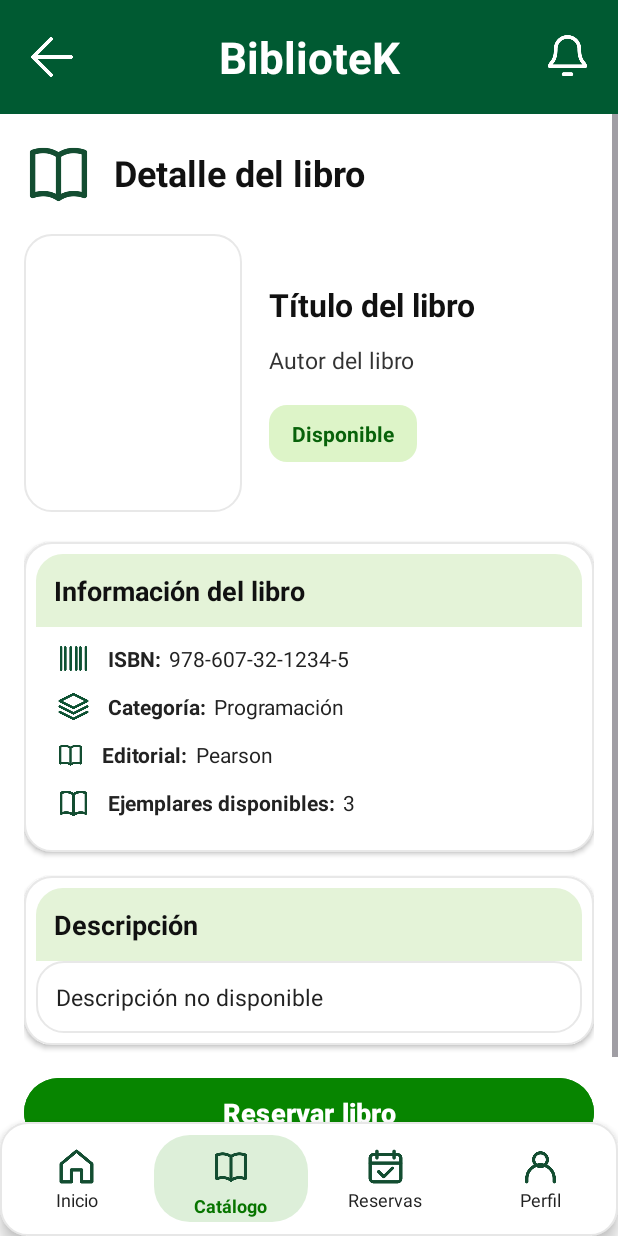
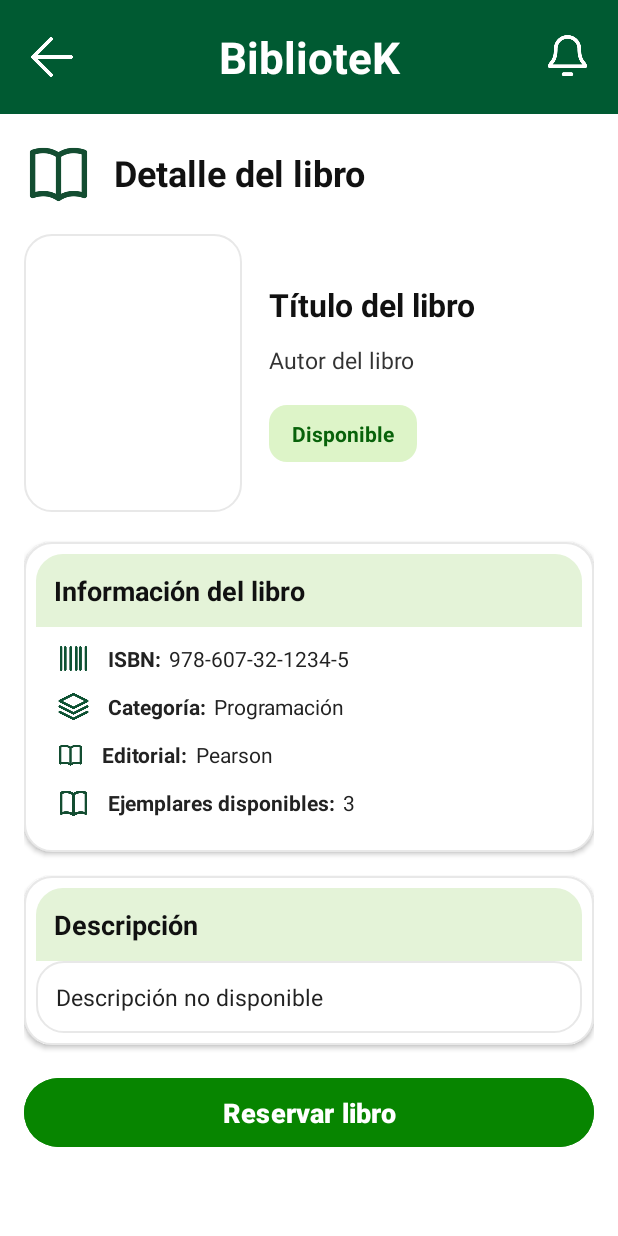
Before and after one commit to AdrianOrt-aot/SIGEBI, an Android app: the ActivityDetalleLibro screen opened directly, with no data from a screen before it, on a phone screen of 412 x 824 dp. Run offline under Robolectric (Android 15) with nearby library versions, the phone set to English and light mode, and no system bars.

Commit message:
correccion de errores en la consulta

```diff
--- a/app/src/main/java/com/example/sigebi/Modelo/dataDetalleLibro.kt
+++ b/app/src/main/java/com/example/sigebi/Modelo/dataDetalleLibro.kt
@@ -17,5 +17,6 @@ data class dataDetalleLibro(
     @SerialName("TotalEjemplares") val totalEjemplares: Int,
     @SerialName("Disponibles") val disponibles: Int,
     @SerialName("Ejemplares") val ejemplares: List<dataEjemplar> = emptyList(),
-    @SerialName("URL_Imagen") val urlImagen: String? = null
+    @SerialName("URL_Imagen") val urlImagen: String? = null,
+    @SerialName("Descripcion") val descripcion: String? = null
 )
--- a/app/src/main/java/com/example/sigebi/Vista/ActivityDetalleLibro.kt
+++ b/app/src/main/java/com/example/sigebi/Vista/ActivityDetalleLibro.kt
@@ -101,6 +101,7 @@ class ActivityDetalleLibro : AppCompatActivity() {
         txtCategoriaDetalle.text = libro.tipoLibro
         txtEditorial.text = libro.editorial
         txtEjemplares.text = libro.disponibles.toString()
+        txtDescripcionLibro.text = libro.descripcion.toString()
 
         if (libro.disponibles > 0) {
             txtEstadoDetalle.text = "Disponible"
--- a/app/src/main/res/layout/activity_detalle_libro.xml
+++ b/app/src/main/res/layout/activity_detalle_libro.xml
@@ -361,128 +361,6 @@
     </ScrollView>
 
     <!-- NAVEGACION INFERIOR -->
-    <LinearLayout
-        android:id="@+id/barraNavegacion"
-        android:layout_width="match_parent"
-        android:layout_height="76dp"
-        android:orientation="horizontal"
-        android:gravity="center"
-        android:background="@drawable/bg_dashboard_card"
-        android:elevation="6dp">
 
-        <!-- INICIO -->
-        <LinearLayout
-            android:id="@+id/navInicio"
-            android:layout_width="0dp"
-            android:layout_height="match_parent"
-            android:layout_weight="1"
-            android:gravity="center"
-            android:orientation="vertical"
-            android:clickable="true"
-            android:focusable="true">
-
-            <ImageView
-                android:layout_width="27dp"
-                android:layout_height="27dp"
-                android:src="@drawable/ic_inicio"
-                android:contentDescription="Inicio" />
-
-            <TextView
-                android:layout_width="wrap_content"
-                android:layout_height="wrap_content"
-                android:text="Inicio"
-                android:textColor="#222222"
-                android:textSize="12sp" />
-
-        </LinearLayout>
-
-        <!-- CATALOGO -->
-        <LinearLayout
-            android:id="@+id/navCatalogo"
-            android:layout_width="0dp"
-            android:layout_height="58dp"
-            android:layout_weight="1"
-            android:background="@drawable/bg_dashboard_nav_active"
-            android:gravity="center"
-            android:orientation="vertical"
-            android:clickable="true"
-            android:focusable="true">
-
-            <FrameLayout
-                android:layout_width="64dp"
-                android:layout_height="36dp">
-
-                <ImageView
-                    android:layout_width="25dp"
-                    android:layout_height="25dp"
-                    android:layout_gravity="center"
-                    android:src="@drawable/ic_catalogo"
-                    android:contentDescription="Catálogo" />
-
-            </FrameLayout>
-
-            <TextView
-                android:layout_width="wrap_content"
-                android:layout_height="wrap_content"
-                android:text="Catálogo"
-                android:textColor="#087500"
-                android:textStyle="bold"
-                android:textSize="12sp" />
-
-        </LinearLayout>
-
-        <!-- RESERVAS -->
-        <LinearLayout
-            android:id="@+id/navReservas"
-            android:layout_width="0dp"
-            android:layout_height="match_parent"
-            android:layout_weight="1"
-            android:gravity="center"
-            android:orientation="vertical"
-            android:clickable="true"
-            android:focusable="true">
-
-            <ImageView
-                android:layout_width="27dp"
-                android:layout_height="27dp"
-                android:src="@drawable/ic_reservas"
-                android:contentDescription="Reservas" />
-
-            <TextView
-                android:layout_width="wrap_content"
-                android:layout_height="wrap_content"
-                android:text="Reservas"
-                android:textColor="#222222"
-                android:textSize="12sp" />
-
-        </LinearLayout>
-
-        <!-- PERFIL -->
-        <LinearLayout
-            android:id="@+id/navPerfil"
-            android:layout_width="0dp"
-            android:layout_height="match_parent"
-            android:layout_weight="1"
-            android:gravity="center"
-            android:orientation="vertical"
-            android:clickable="true"
-            android:focusable="true">
-
-            <ImageView
-                android:layout_width="27dp"
-                android:layout_height="27dp"
-                android:src="@drawable/ic_perfil"
-                android:contentDescription="Perfil" />
-
-            <TextView
-                android:layout_width="wrap_content"
-                android:layout_height="wrap_content"
-                android:text="Perfil"
-                android:textColor="#222222"
-                android:textSize="12sp" />
-
-        </LinearLayout>
-
-    </LinearLayout>
 
 </LinearLayout>
```
